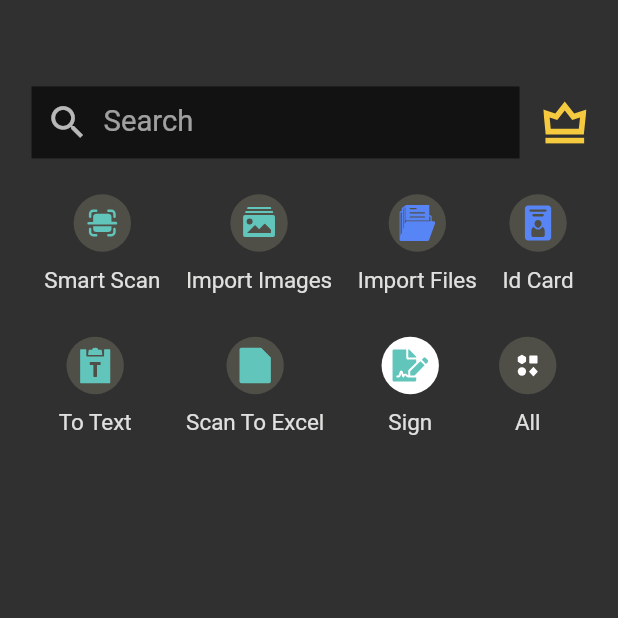
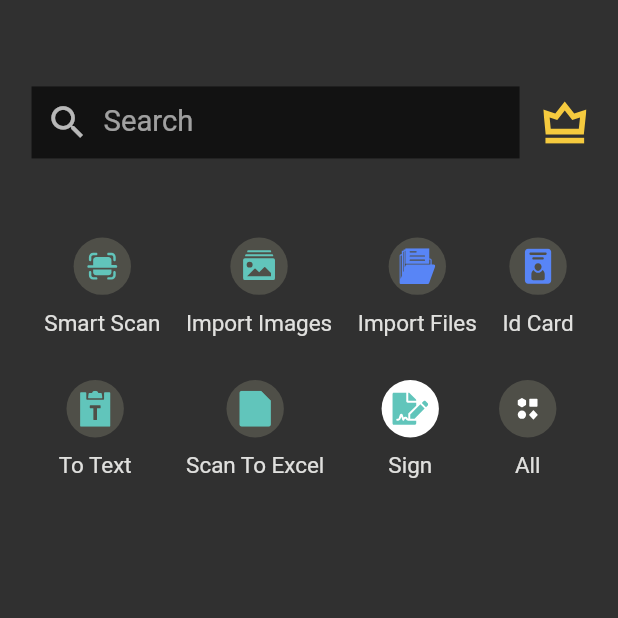
Before and after one commit to DARK-PROGRAMMER-I/cam_scanner, a Flutter app: the screen it shows after launch, on a phone screen of 412 x 824 dp, the top half of it. Run offline on Flutter 3.47's test engine with Material 2 defaults, Android fonts, the phone set to English and light mode, and no system bars; our stand-ins replace flutter_svg, get; statements that could not run were skipped.

Commit message:
home body

```diff
--- a/lib/screens/home/home_screen.dart
+++ b/lib/screens/home/home_screen.dart
@@ -18,14 +18,17 @@ class _HomeScreenState extends State<HomeScreen> {
   Widget build(BuildContext context) {
     return Scaffold(
       body: SingleChildScrollView(
-        child: Padding(
-          padding: EdgeInsets.symmetric(horizontal: Dimensions.width20, vertical: Dimensions.height30),
-          child: Column(
-            children: [
-              SizedBox(height: Dimensions.height30,),
-              NavBar(),
-              SizedBox(height: Dimensions.height25,),
-              Container(
+        child: Column(
+          children: [
+            SizedBox(height: Dimensions.height60,),
+            Padding(
+              padding: EdgeInsets.symmetric(horizontal: Dimensions.width20,),
+              child: NavBar(),
+            ),
+            SizedBox(height: Dimensions.height25,),
+            Padding(
+              padding: EdgeInsets.symmetric(horizontal: Dimensions.width20, vertical: Dimensions.height30),
+              child: Container(
                 child: Column(
                     children: [
 
@@ -63,41 +66,16 @@ class _HomeScreenState extends State<HomeScreen> {
                       ),
                     ],
                 ),
-              )
+              ),
+            ),
+            Container(
+              height: Dimensions.pageHeight,
+              decoration: ,
+            )
 
-            ],
-          ),
+          ],
         ),
       ),
     );
   }
 }
-// Row(
-//                         mainAxisAlignment: MainAxisAlignment.spaceAround,
-//                         children: [
-//                           IconImageCircle(
-//                             backColor: AppColors.greyColor,
-//                             iconColor: AppColors.mainColor,
-//                             path: 'scan.svg',
-//                             fieldname: 'Smart Scan',
-//                           ),
-//                           IconImageCircle(
-//                             backColor: AppColors.greyColor,
-//                             iconColor: AppColors.mainColor,
-//                             path: 'image.svg',
-//                             fieldname: 'Import Images',
-//                           ),
-//                           IconImageCircle(
-//                             backColor: AppColors.greyColor,
-//                             iconColor: AppColors.blueColor,
-//                             path: 'folder.svg',
-//                             fieldname: 'Import Files',
-//                           ),IconImageCircle(
-//                             backColor: AppColors.greyColor,
-//                             iconColor: AppColors.blueColor,
-//                             path: 'id_card.svg',
-//                             fieldname: 'Id Card',
-//                           )
-//                         ],
-//                       ),
-//                       SizedBox(height: Dimensions.height25,),
```
